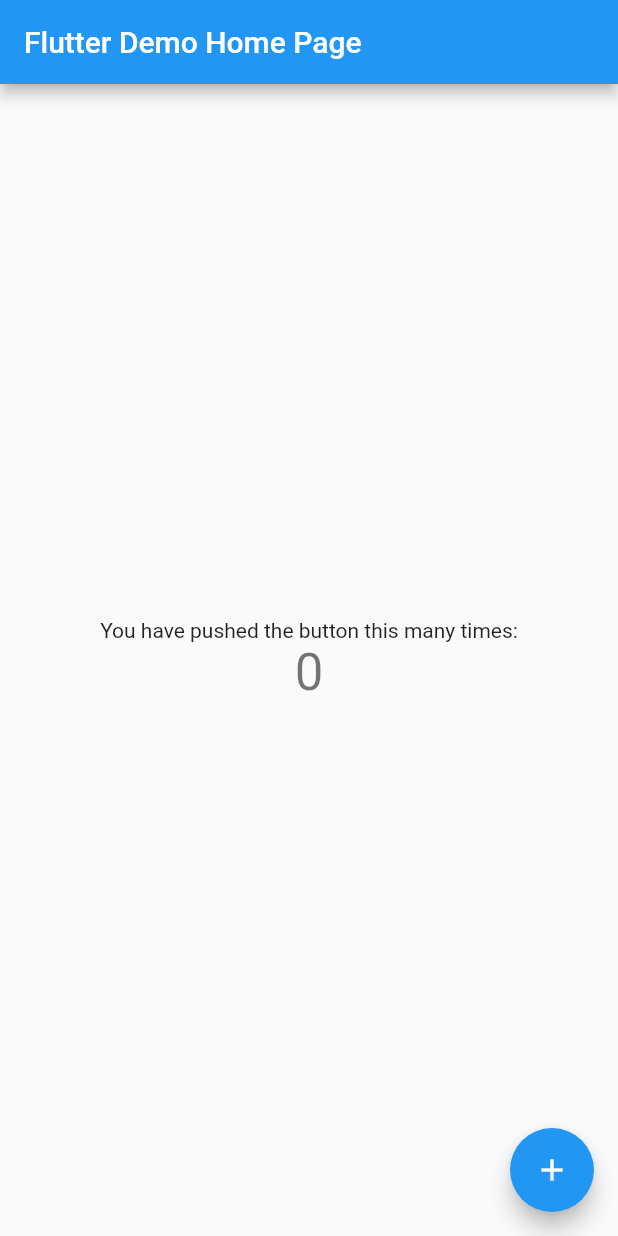
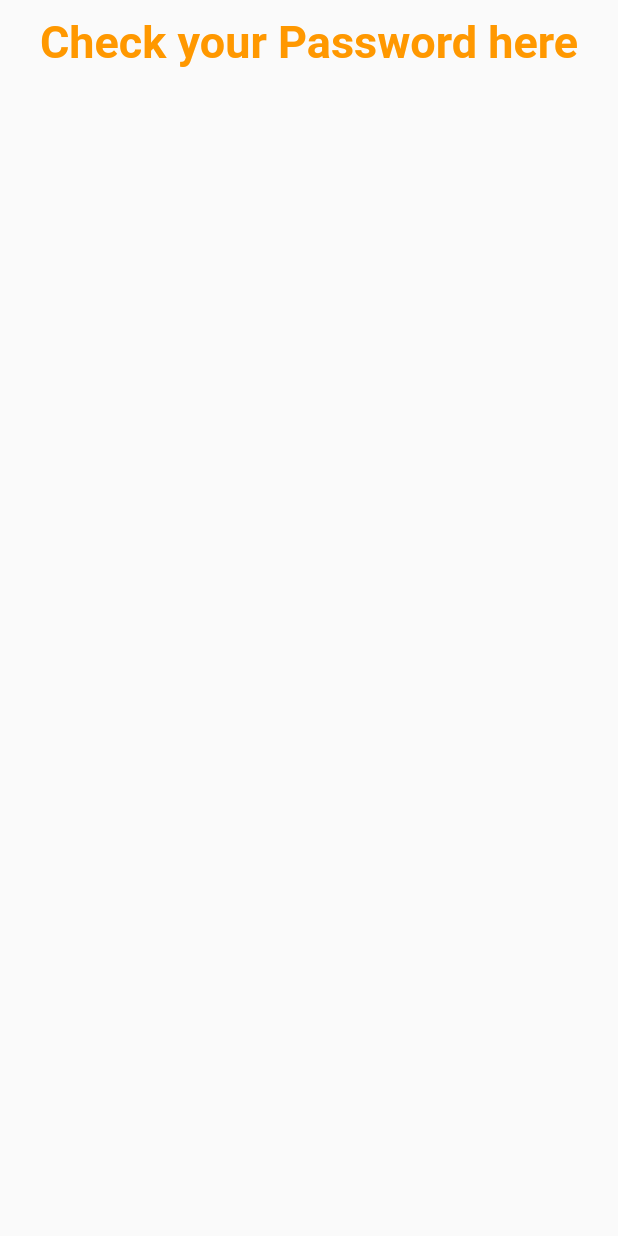
Before and after one commit to Rohit-RA-2020/flutter_password_checker, a Flutter app: the screen it shows after launch, on a phone screen of 412 x 824 dp. Run offline on Flutter 3.47's test engine with Material 2 defaults, Android fonts, the phone set to English and light mode, and no system bars; our stand-ins replace google_fonts.

Commit message:
Home Page Setup

```diff
--- a/lib/main.dart
+++ b/lib/main.dart
@@ -1,113 +1,43 @@
 import 'package:flutter/material.dart';
+import 'package:google_fonts/google_fonts.dart';
+import 'dart:math' as math;
+import 'validator.dart';
 
-void main() {
-  runApp(MyApp());
-}
+void main() => runApp(MyApp());
 
 class MyApp extends StatelessWidget {
-  // This widget is the root of your application.
   @override
   Widget build(BuildContext context) {
     return MaterialApp(
-      title: 'Flutter Demo',
-      theme: ThemeData(
-        // This is the theme of your application.
-        //
-        // Try running your application with "flutter run". You'll see the
-        // application has a blue toolbar. Then, without quitting the app, try
-        // changing the primarySwatch below to Colors.green and then invoke
-        // "hot reload" (press "r" in the console where you ran "flutter run",
-        // or simply save your changes to "hot reload" in a Flutter IDE).
-        // Notice that the counter didn't reset back to zero; the application
-        // is not restarted.
-        primarySwatch: Colors.blue,
-      ),
-      home: MyHomePage(title: 'Flutter Demo Home Page'),
+      title: 'Flutter App',
+      debugShowCheckedModeBanner: false,
+      home: MyHomePage(),
     );
   }
 }
 
 class MyHomePage extends StatefulWidget {
-  MyHomePage({Key key, this.title}) : super(key: key);
-
-  // This widget is the home page of your application. It is stateful, meaning
-  // that it has a State object (defined below) that contains fields that affect
-  // how it looks.
-
-  // This class is the configuration for the state. It holds the values (in this
-  // case the title) provided by the parent (in this case the App widget) and
-  // used by the build method of the State. Fields in a Widget subclass are
-  // always marked "final".
-
-  final String title;
-
   @override
   _MyHomePageState createState() => _MyHomePageState();
 }
 
-class _MyHomePageState extends State<MyHomePage> {
-  int _counter = 0;
-
-  void _incrementCounter() {
-    setState(() {
-      // This call to setState tells the Flutter framework that something has
-      // changed in this State, which causes it to rerun the build method below
-      // so that the display can reflect the updated values. If we changed
-      // _counter without calling setState(), then the build method would not be
-      // called again, and so nothing would appear to happen.
-      _counter++;
-    });
-  }
-
+class _MyHomePageState extends State<MyHomePage> with TickerProviderStateMixin {
   @override
   Widget build(BuildContext context) {
-    // This method is rerun every time setState is called, for instance as done
-    // by the _incrementCounter method above.
-    //
-    // The Flutter framework has been optimized to make rerunning build methods
-    // fast, so that you can just rebuild anything that needs updating rather
-    // than having to individually change instances of widgets.
     return Scaffold(
-      appBar: AppBar(
-        // Here we take the value from the MyHomePage object that was created by
-        // the App.build method, and use it to set our appbar title.
-        title: Text(widget.title),
-      ),
-      body: Center(
-        // Center is a layout widget. It takes a single child and positions it
-        // in the middle of the parent.
-        child: Column(
-          // Column is also a layout widget. It takes a list of children and
-          // arranges them vertically. By default, it sizes itself to fit its
-          // children horizontally, and tries to be as tall as its parent.
-          //
-          // Invoke "debug painting" (press "p" in the console, choose the
-          // "Toggle Debug Paint" action from the Flutter Inspector in Android
-          // Studio, or the "Toggle Debug Paint" command in Visual Studio Code)
-          // to see the wireframe for each widget.
-          //
-          // Column has various properties to control how it sizes itself and
-          // how it positions its children. Here we use mainAxisAlignment to
-          // center the children vertically; the main axis here is the vertical
-          // axis because Columns are vertical (the cross axis would be
-          // horizontal).
-          mainAxisAlignment: MainAxisAlignment.center,
-          children: <Widget>[
-            Text(
-              'You have pushed the button this many times:',
-            ),
-            Text(
-              '$_counter',
-              style: Theme.of(context).textTheme.headline4,
-            ),
-          ],
+        appBar: AppBar(
+      backgroundColor: Colors.transparent,
+      shadowColor: Colors.transparent,
+      title: Center(
+        child: Text(
+          "Check your Password here",
+          style: GoogleFonts.gloriaHallelujah(
+            fontSize: 30,
+            color: Colors.orange,
+            fontWeight: FontWeight.bold,
+          ),
         ),
       ),
-      floatingActionButton: FloatingActionButton(
-        onPressed: _incrementCounter,
-        tooltip: 'Increment',
-        child: Icon(Icons.add),
-      ), // This trailing comma makes auto-formatting nicer for build methods.
-    );
+    ));
   }
 }
```
Also changed, not shown: lib/validator.dart (added).
